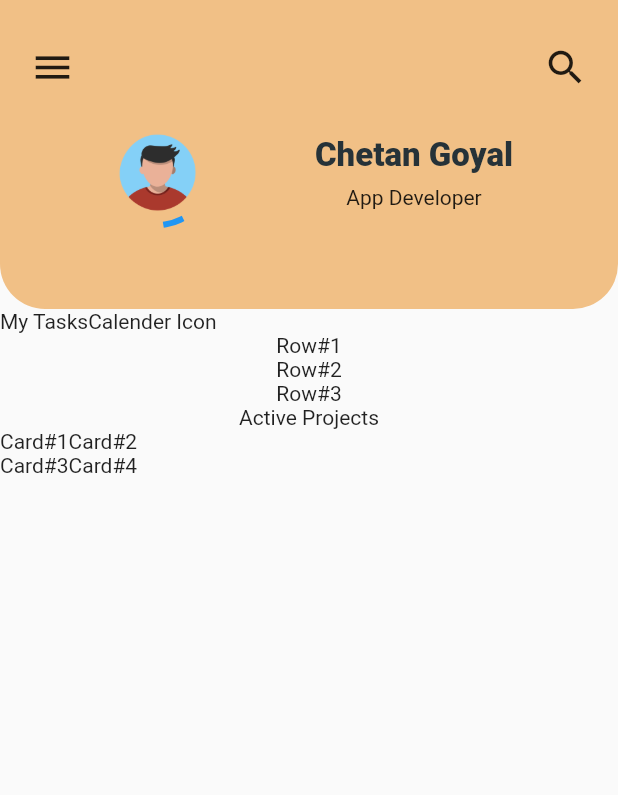
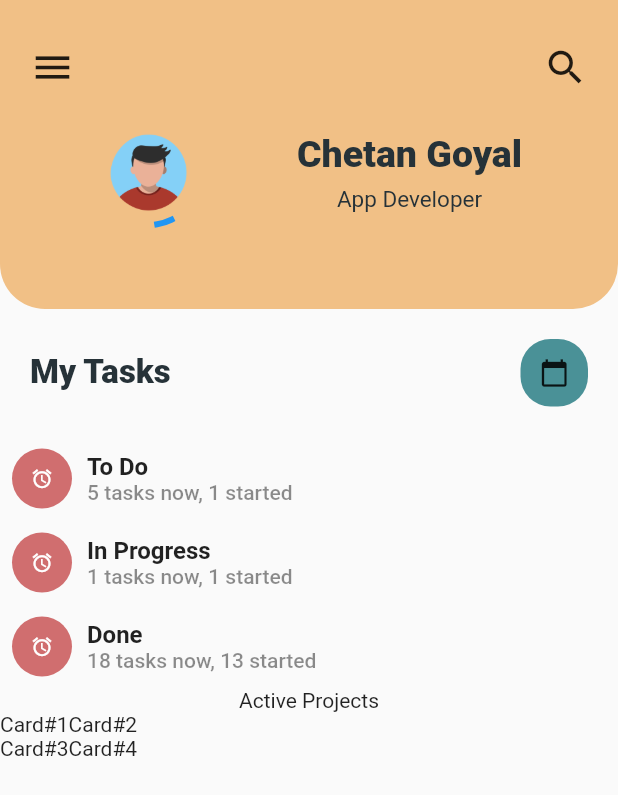
Before and after one commit to Chetan-Goyal/Flutter-HomeScreen-UI, a Flutter app: the screen it shows after launch, on a phone screen of 412 x 824 dp. Shown: the top 795 px of the screen. Run offline on Flutter 3.47's test engine with Material 2 defaults, Android fonts, the phone set to English and light mode, and no system bars.

Commit message:
Adds My Tasks Section

```diff
--- a/lib/screens/home_screen/home_screen.dart
+++ b/lib/screens/home_screen/home_screen.dart
@@ -1,4 +1,5 @@
 import 'package:flutter/material.dart';
+import 'package:flutter_home_screen_ui/widgets/my_tasks_row.dart';
 
 class HomeScreen extends StatelessWidget {
   @override
@@ -68,13 +69,18 @@ class HomeScreen extends StatelessWidget {
                       Text(
                         "Chetan Goyal",
                         style: TextStyle(
-                          fontSize: 22.0,
+                          fontSize: 25.0,
                           color: Colors.blueGrey[900],
-                          fontWeight: FontWeight.w800,
+                          fontWeight: FontWeight.w900,
                         ),
                       ),
                       SizedBox(height: 7),
-                      Text("App Developer"),
+                      Text("App Developer",
+                          style: TextStyle(
+                            fontSize: 15.0,
+                            color: Colors.blueGrey[900],
+                            fontWeight: FontWeight.w400,
+                          )),
                     ])
                   ],
                 ),
@@ -84,13 +90,55 @@ class HomeScreen extends StatelessWidget {
           ),
           Row(
             children: [
-              Text("My Tasks"),
-              Text("Calender Icon"),
+              Container(
+                margin: EdgeInsetsDirectional.all(20),
+                child: Text(
+                  "My Tasks",
+                  style: TextStyle(
+                    fontSize: 22.0,
+                    color: Colors.blueGrey[900],
+                    fontWeight: FontWeight.w900,
+                  ),
+                ),
+              ),
+              Expanded(
+                flex: 2,
+                child: Container(
+                  width: double.infinity,
+                ),
+              ),
+              Container(
+                height: 45,
+                width: 45,
+                margin: EdgeInsetsDirectional.all(20),
+                decoration: BoxDecoration(
+                    borderRadius: BorderRadius.all(Radius.circular(20)),
+                    color: Color.fromRGBO(74, 145, 151, 1)),
+                child: Icon(
+                  Icons.calendar_today,
+                  size: 20,
+                ),
+              ),
             ],
           ),
-          Text("Row#1"),
-          Text("Row#2"),
-          Text("Row#3"),
+          MyTasksRow(
+            icon: Icons.alarm,
+            heading: "To Do",
+            details: "5 tasks now, 1 started",
+            iconBackgroundColor: Color.fromRGBO(208, 110, 111, 1),
+          ),
+          MyTasksRow(
+            icon: Icons.alarm,
+            heading: "In Progress",
+            details: "1 tasks now, 1 started",
+            iconBackgroundColor: Color.fromRGBO(208, 110, 111, 1),
+          ),
+          MyTasksRow(
+            icon: Icons.alarm,
+            heading: "Done",
+            details: "18 tasks now, 13 started",
+            iconBackgroundColor: Color.fromRGBO(208, 110, 111, 1),
+          ),
           Text("Active Projects"),
           Row(children: [
             Text("Card#1"),
--- /dev/null
+++ b/lib/widgets/my_tasks_row.dart
@@ -0,0 +1,55 @@
+import 'package:flutter/material.dart';
+
+class MyTasksRow extends StatelessWidget {
+  final IconData icon;
+  final Color iconBackgroundColor;
+  final String heading;
+  final String details;
+  MyTasksRow({
+    required this.icon,
+    required this.iconBackgroundColor,
+    required this.heading,
+    required this.details,
+  });
+  @override
+  Widget build(BuildContext context) {
+    return Padding(
+      padding: const EdgeInsets.all(8.0),
+      child: Row(
+        crossAxisAlignment: CrossAxisAlignment.center,
+        children: <Widget>[
+          CircleAvatar(
+            radius: 20.0,
+            backgroundColor: iconBackgroundColor,
+            child: Icon(
+              icon,
+              size: 15.0,
+              color: Colors.white,
+            ),
+          ),
+          SizedBox(width: 10.0),
+          Column(
+            crossAxisAlignment: CrossAxisAlignment.start,
+            children: <Widget>[
+              Text(
+                heading,
+                style: TextStyle(
+                  fontSize: 16.0,
+                  fontWeight: FontWeight.w700,
+                ),
+              ),
+              Text(
+                details,
+                style: TextStyle(
+                  fontSize: 14.0,
+                  fontWeight: FontWeight.w500,
+                  color: Colors.black45,
+                ),
+              ),
+            ],
+          )
+        ],
+      ),
+    );
+  }
+}
```
